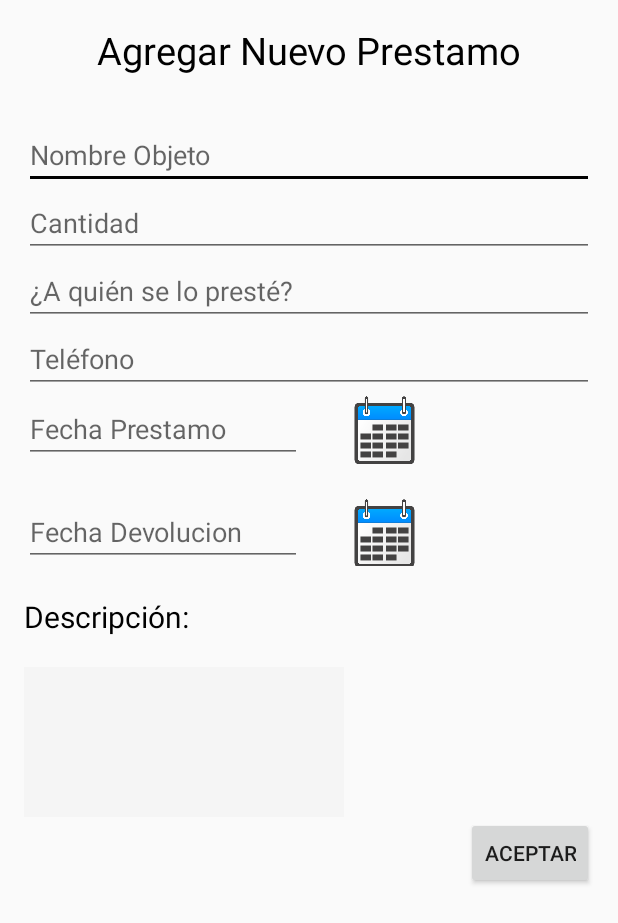
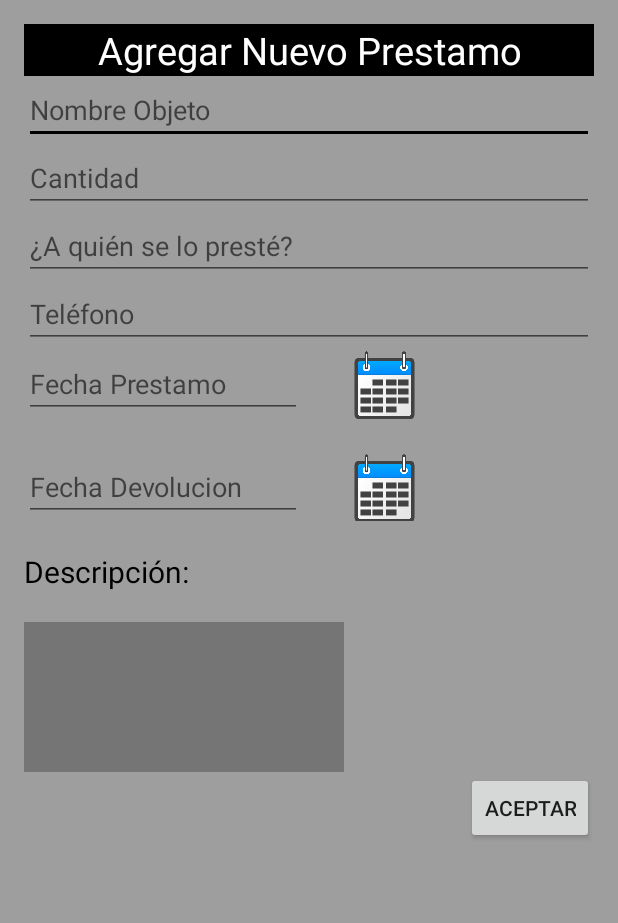
Before and after one commit to yairnavita/PrestamosTap, an Android app: the AgregarActivity screen opened directly, with no data from a screen before it, on a phone screen of 412 x 824 dp. Shown: the top 923 px of the screen. Run offline under Robolectric (Android 15) with nearby library versions, the light colour scheme and no system bars.

Commit message:
Cambio de Colores de la interfaz grafica

```diff
--- a/app/src/main/res/layout/agregar.xml
+++ b/app/src/main/res/layout/agregar.xml
@@ -9,6 +9,7 @@
     android:paddingTop="@dimen/activity_vertical_margin"
     android:orientation="vertical"
     tools:context=".AgregarActivity"
+    android:background="#9E9E9E"
     android:weightSum="1">
     <ScrollView
         android:layout_width="match_parent"
@@ -18,13 +19,14 @@
             android:layout_width="match_parent"
             android:layout_height="match_parent">
             <TextView
-                android:layout_width="wrap_content"
+                android:layout_width="match_parent"
                 android:layout_height="wrap_content"
                 android:text="Agregar Nuevo Prestamo"
                 android:layout_gravity="center"
-                android:textColor="#000000"
+                android:textColor="#FFFFFF"
                 android:textSize="25dp"
-                android:paddingBottom="30dp"/>
+                android:textAlignment="center"
+                android:background="#000000"/>
             <EditText
                 android:layout_width="match_parent"
                 android:layout_height="wrap_content"
@@ -109,7 +111,7 @@
                     android:ems="10"
                     android:id="@+id/editText4"
                     android:layout_weight="0.35"
-                    android:background="#F5F5F5"/>
+                    android:background="#757575"/>
             </LinearLayout>
             <Button
                 style="?android:attr/buttonStyleSmall"
```
Also changed, not shown: app/src/main/java/com/example/yairnavita/prestamos/MenuActivity.java (+13 -0 lines), app/src/main/res/layout/consulta.xml (+11 -9 lines), app/src/main/res/layout/menu.xml (+10 -1 lines).
